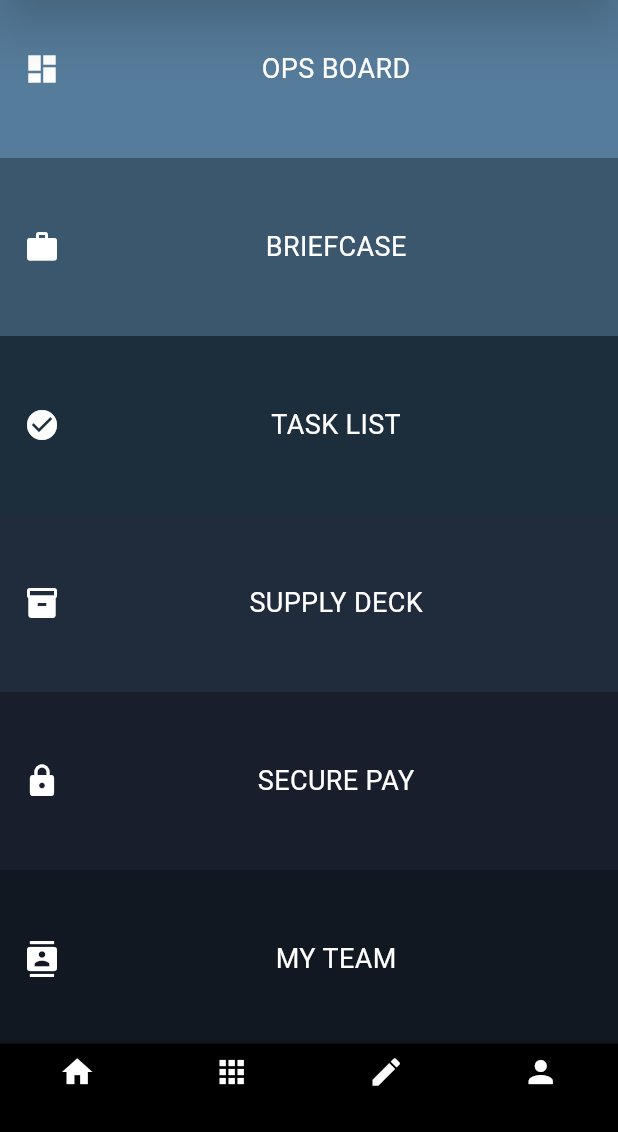
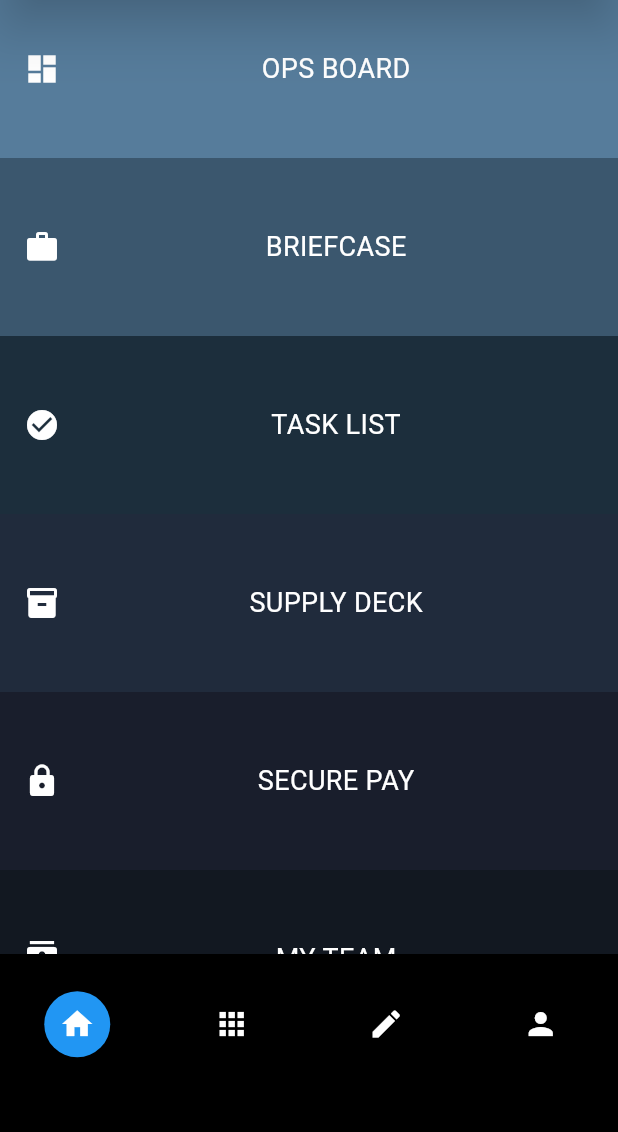
Before and after one commit to LordHandLee/HammerOps, a Flutter app: the MyHomePage screen opened by its route, on a phone screen of 412 x 824 dp, the part 104-1236 px from its top. Run offline on Flutter 3.47's test engine with Material 3 defaults, Android fonts, the phone set to English and light mode, and no system bars; our stand-ins replace fl_chart.

Commit message:
Changed selection indicator for bottom navigation bar menu items to blue circle.

```diff
--- a/lib/main.dart
+++ b/lib/main.dart
@@ -19,6 +19,17 @@ class HammerOps extends StatelessWidget {
     return MaterialApp(
       title: 'Flutter Demo',
       theme: ThemeData(
+        navigationBarTheme: NavigationBarThemeData(
+          indicatorColor: Colors.transparent, // 👈 Hover / selection circle color
+          indicatorShape: const CircleBorder(), // 👈 Hover / selection circle shape
+          iconTheme: WidgetStateProperty.all(
+            const IconThemeData(color: Colors.white),
+          ),
+          labelTextStyle: WidgetStateProperty.all(
+            const TextStyle(color: Colors.white),
+          ),
+          backgroundColor: Colors.black,
+        ),
         // This is the theme of your application.
         //
         // TRY THIS: Try running your application with "flutter run". You'll see
@@ -224,18 +235,71 @@ class _MyHomePageState extends State<MyHomePage> {
       // ),
       // ),
 
-      bottomNavigationBar: BottomNavigationBar(
-        type: BottomNavigationBarType.fixed,
-        backgroundColor: Colors.black,
-        currentIndex: _selectedIndex,
-        onTap: _onItemTapped,
-        items: const [
-          BottomNavigationBarItem(icon: Icon(Icons.home, color: Colors.white,), label: ''),
-          BottomNavigationBarItem(icon: Icon(Icons.apps, color: Colors.white,), label: ''),
-          BottomNavigationBarItem(icon: Icon(Icons.edit, color: Colors.white,), label: ''),
-          BottomNavigationBarItem(icon: Icon(Icons.person, color: Colors.white,), label: ''),
-        ],
-      ),
+      // bottomNavigationBar: BottomNavigationBar(
+      //   type: BottomNavigationBarType.fixed,
+
+      //   backgroundColor: Colors.white,
+      //   currentIndex: _selectedIndex,
+      //   onTap: _onItemTapped,
+      //   items: const [
+      //     BottomNavigationBarItem(icon: Icon(Icons.home, color: Colors.white,), label: 'home'),
+      //     BottomNavigationBarItem(icon: Icon(Icons.apps, color: Colors.white,), label: ''),
+      //     BottomNavigationBarItem(icon: Icon(Icons.edit, color: Colors.white,), label: ''),
+      //     BottomNavigationBarItem(icon: Icon(Icons.person, color: Colors.white,), label: ''),
+      //   ],
+      // ),
+      bottomNavigationBar: NavigationBar(
+          height: availableHeight / 6,
+          selectedIndex: _selectedIndex,
+          onDestinationSelected: (index) {
+            setState(() => _selectedIndex = index);
+          },
+          destinations: [
+            NavigationDestination(
+              icon: Icon(Icons.home),
+              label: "",
+              selectedIcon: Container(
+                width: 44,
+                height: 44,
+                decoration: BoxDecoration(
+                  color: Colors.blue,
+                  shape: BoxShape.circle,
+                ),
+                child: const Icon(Icons.home, color: Colors.white),
+                ),
+            ),
+            NavigationDestination(
+              icon: Icon(Icons.apps),
+              selectedIcon: Container(
+                width: 44, height: 44,
+                decoration: BoxDecoration(color: Colors.blue, shape: BoxShape.circle),
+                child: Icon(Icons.settings, color: Colors.white),
+              ),
+              label: '',
+            ),
+            NavigationDestination(
+              icon: Icon(Icons.edit),
+              selectedIcon: Container(
+                width: 44, height: 44,
+                decoration: BoxDecoration(color: Colors.blue, shape: BoxShape.circle),
+                child: Icon(Icons.settings, color: Colors.white),
+              ),
+              label: '',
+            ),
+            NavigationDestination(
+              icon: Icon(Icons.person),
+              selectedIcon: Container(
+                width: 44, height: 44,
+                decoration: BoxDecoration(color: Colors.blue, shape: BoxShape.circle),
+                child: Icon(Icons.settings, color: Colors.white),
+              ),
+              label: '',
+            ),
+            // NavigationDestination(icon: Icon(Icons.apps), label: "Settings"),
+            // NavigationDestination(icon: Icon(Icons.edit), label: "Profile"),
+            // NavigationDestination(icon: Icon(Icons.person), label: "Profile"),
+          ],
+        ),
 
 
       body: Stack(
--- a/lib/screens/drawer.dart
+++ b/lib/screens/drawer.dart
@@ -20,7 +20,7 @@ class MyDrawer extends StatelessWidget {
           final media = MediaQuery.of(context);
           final topPad = kToolbarHeight + media.padding.top;                 // AppBar + status bar
           final bottomPad = kBottomNavigationBarHeight + media.padding.bottom; // Bottom nav + gesture inset
-          final availableHeight = media.size.height - topPad - bottomPad;
+          final availableHeight = media.size.height- topPad - bottomPad;
 
           return AnimatedPositioned(
           duration: const Duration(milliseconds: 300),
@@ -46,7 +46,7 @@ class MyDrawer extends StatelessWidget {
                   ),
                   ListTile(
                     leading: const Icon(Icons.home),
-                    title: const Text('QUOTE CRAFT'),
+                    title: const Text('QUOTE'),
                     selected: selectedIndex == 0,
                     onTap: () => onSelectItem(0),
                   ),
```
